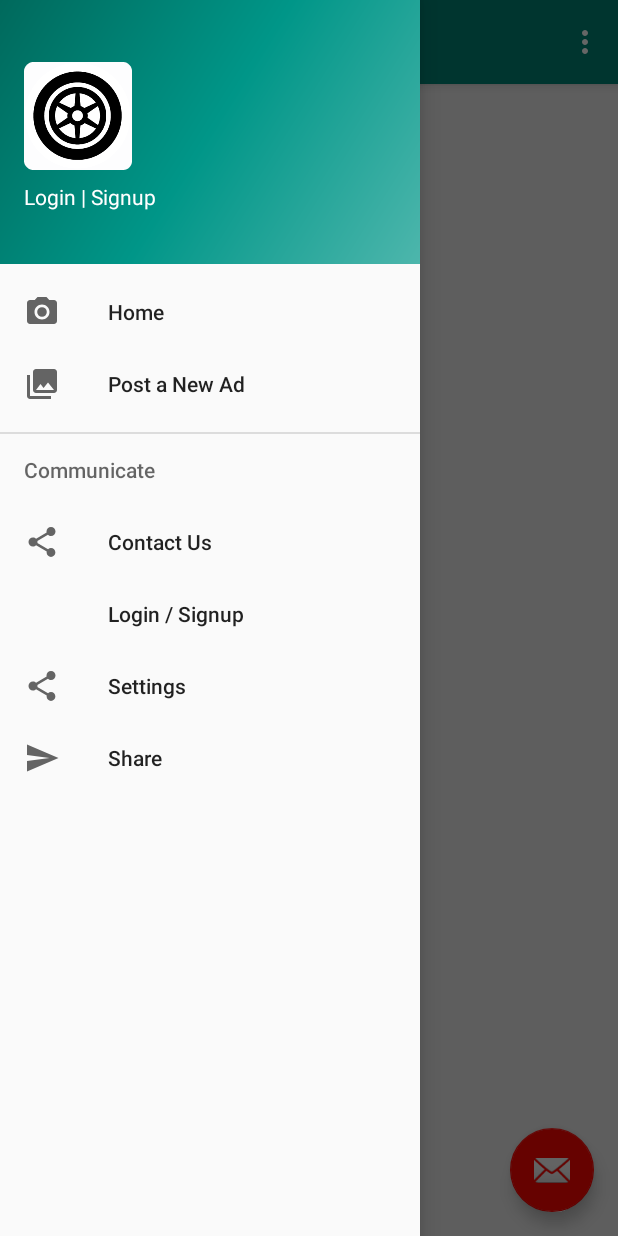
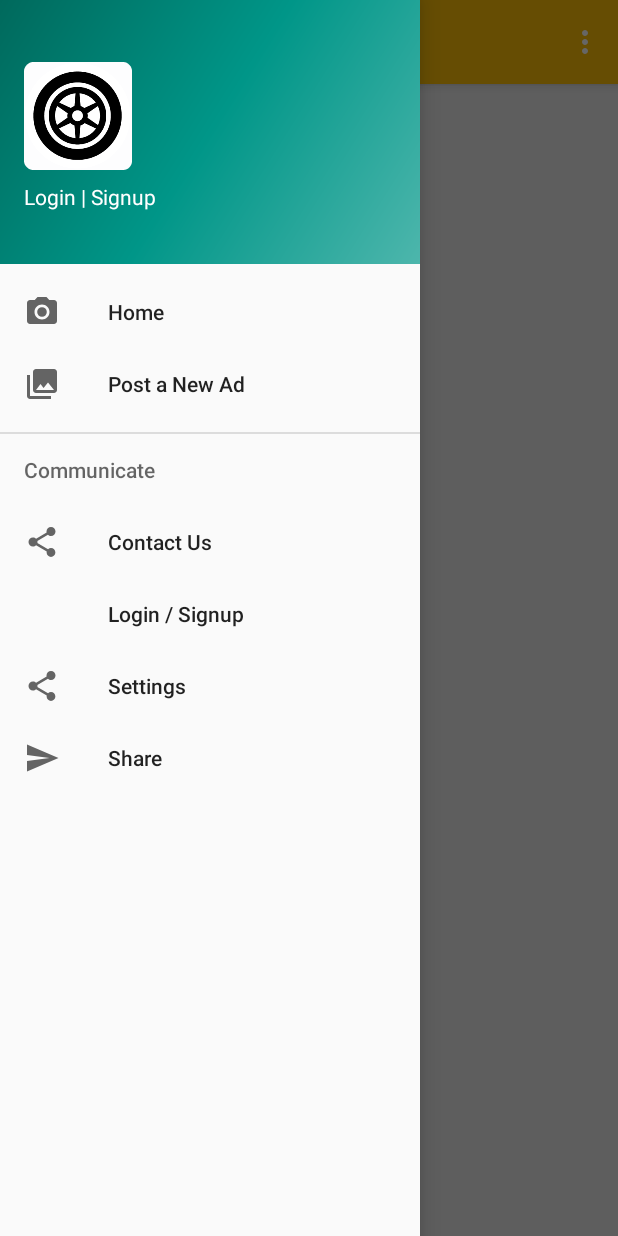
Before and after one commit to faisaljawad/Wheels-Classifieds---Mobile-Application, an Android app: the screen it shows after launch (New_HomePage), with the side drawer open, on a phone screen of 412 x 824 dp. Run offline under Robolectric (Android 15) with nearby library versions, the phone set to English and light mode, and no system bars.

Commit message:
Theme changes

```diff
--- a/app/src/main/java/com/example/faisaljawad/wheelsclassifieds/New_HomePage.java
+++ b/app/src/main/java/com/example/faisaljawad/wheelsclassifieds/New_HomePage.java
@@ -25,14 +25,6 @@ public class New_HomePage extends AppCompatActivity
         Toolbar toolbar = (Toolbar) findViewById(R.id.toolbar);
         setSupportActionBar(toolbar);
 
-        FloatingActionButton fab = (FloatingActionButton) findViewById(R.id.fab);
-        fab.setOnClickListener(new View.OnClickListener() {
-            @Override
-            public void onClick(View view) {
-                Snackbar.make(view, "Replace with your own action", Snackbar.LENGTH_LONG)
-                        .setAction("Action", null).show();
-            }
-        });
 
         DrawerLayout drawer = (DrawerLayout) findViewById(R.id.drawer_layout);
         ActionBarDrawerToggle toggle = new ActionBarDrawerToggle(
--- a/app/src/main/res/layout/activity_login.xml
+++ b/app/src/main/res/layout/activity_login.xml
@@ -120,7 +120,6 @@
             app:layout_constraintStart_toStartOf="parent"
             app:layout_constraintTop_toTopOf="parent"
             app:layout_constraintVertical_bias="0.677" />
-
         <Button
             android:id="@+id/btnForgetPassword"
             android:layout_width="wrap_content"
--- a/app/src/main/res/layout/app_bar_new__home_page.xml
+++ b/app/src/main/res/layout/app_bar_new__home_page.xml
@@ -23,12 +23,4 @@
 
     <include layout="@layout/content_new__home_page" />
 
-    <android.support.design.widget.FloatingActionButton
-        android:id="@+id/fab"
-        android:layout_width="wrap_content"
-        android:layout_height="wrap_content"
-        android:layout_gravity="bottom|end"
-        android:layout_margin="@dimen/fab_margin"
-        app:srcCompat="@android:drawable/ic_dialog_email" />
-
 </android.support.design.widget.CoordinatorLayout>
--- a/app/src/main/res/values-v21/styles.xml
+++ b/app/src/main/res/values-v21/styles.xml
@@ -5,4 +5,21 @@
         <item name="windowNoTitle">true</item>
         <item name="android:statusBarColor">@android:color/transparent</item>
     </style>
+
+    <style name="MyMaterialTheme" parent="MyMaterialTheme.Base">
+        <item name="android:windowContentTransitions">true</item>
+        <item name="android:windowAllowEnterTransitionOverlap">true</item>
+        <item name="android:windowAllowReturnTransitionOverlap">true</item>
+        <item name="android:windowSharedElementEnterTransition">@android:transition/move</item>
+        <item name="android:windowSharedElementExitTransition">@android:transition/move</item>
+    </style>
+
+    <style name="AppTheme" parent="Theme.AppCompat.Light.DarkActionBar">
+        <!-- Customize your theme here. -->
+        <item name="colorPrimary">@color/colorPrimary</item>
+        <item name="colorPrimaryDark">@color/colorAccent</item>
+        <item name="colorAccent">@color/colorAccent</item>
+        <item name="android:statusBarColor">@color/colorPrimary</item>
+        <item name="android:navigationBarColor">@color/colorPrimary</item>
+    </style>
 </resources>
--- a/app/src/main/res/values/colors.xml
+++ b/app/src/main/res/values/colors.xml
@@ -1,6 +1,6 @@
 <?xml version="1.0" encoding="utf-8"?>
 <resources>
-    <color name="colorPrimary">#008577</color>
+    <color name="colorPrimary">#ffc107</color>
     <color name="colorPrimaryDark">#00574B</color>
-    <color name="colorAccent">#ff0400</color>
+    <color name="colorAccent">#ffab00</color>
 </resources>
--- a/app/src/main/res/values/dimens.xml
+++ b/app/src/main/res/values/dimens.xml
@@ -5,4 +5,10 @@
     <dimen name="nav_header_vertical_spacing">8dp</dimen>
     <dimen name="nav_header_height">176dp</dimen>
     <dimen name="fab_margin">16dp</dimen>
+
+    <!-- Default screen margins, per the Android Design guidelines. -->
+    <dimen name="tab_max_width">264dp</dimen>
+    <dimen name="tab_padding_bottom">16dp</dimen>
+    <dimen name="tab_label">14sp</dimen>
+    <dimen name="custom_tab_layout_height">72dp</dimen>
 </resources>
```
Also changed, not shown: app/src/main/res/layout/content_new__home_page.xml (+15 -1 lines), app/src/main/res/values/styles.xml (+19 -1 lines).
